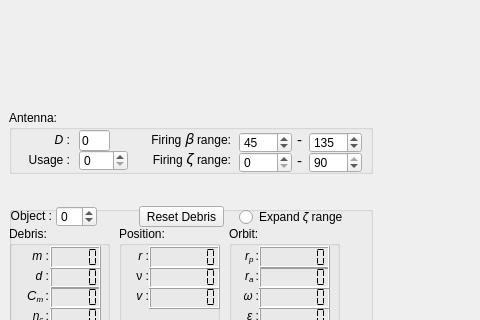
kajsaER/LODR, file LODR3/Subsystems/ui_Files/GUI.ui: the form before one commit; both pictures show x 0 to 480 and y 199 to 519 of the 780 by 626 pixel window.
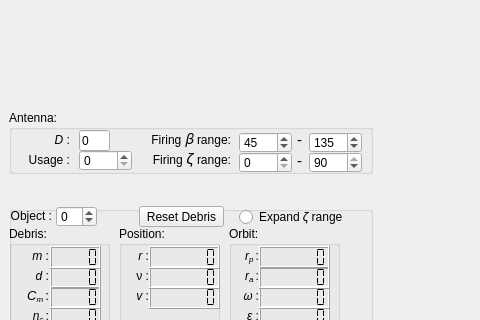
The form after the commit.

The edit to the form file:
```diff
--- a/LODR3/Subsystems/ui_Files/GUI.ui
+++ b/LODR3/Subsystems/ui_Files/GUI.ui
@@ -201,7 +201,7 @@
         <rect>
          <x>70</x>
          <y>40</y>
-         <width>49</width>
+         <width>53</width>
          <height>21</height>
         </rect>
        </property>
```
